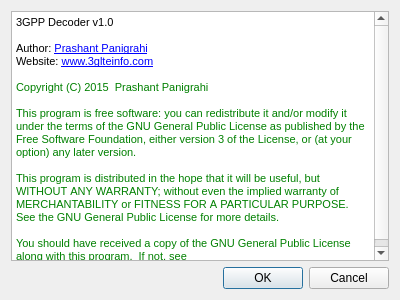
Old version of the form aboutdialog.ui in the repository peremen/3GPPDecoder.
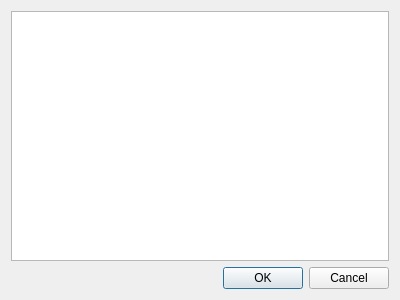
New version of the form.

Commit message: aboutdialog: update copyright, move to markdown

Patch:
```diff
--- a/aboutdialog.ui
+++ b/aboutdialog.ui
@@ -18,21 +18,13 @@
     <widget class="QTextBrowser" name="textBrowser">
      <property name="html">
       <string>&lt;!DOCTYPE HTML PUBLIC &quot;-//W3C//DTD HTML 4.0//EN&quot; &quot;http://www.w3.org/TR/REC-html40/strict.dtd&quot;&gt;
-&lt;html&gt;&lt;head&gt;&lt;meta name=&quot;qrichtext&quot; content=&quot;1&quot; /&gt;&lt;style type=&quot;text/css&quot;&gt;
+&lt;html&gt;&lt;head&gt;&lt;meta name=&quot;qrichtext&quot; content=&quot;1&quot; /&gt;&lt;meta charset=&quot;utf-8&quot; /&gt;&lt;style type=&quot;text/css&quot;&gt;
 p, li { white-space: pre-wrap; }
-&lt;/style&gt;&lt;/head&gt;&lt;body style=&quot; font-family:'Oxygen-Sans'; font-size:10pt; font-weight:400; font-style:normal;&quot;&gt;
-&lt;p style=&quot; margin-top:0px; margin-bottom:0px; margin-left:0px; margin-right:0px; -qt-block-indent:0; text-indent:0px;&quot;&gt;&lt;span style=&quot; font-family:'MS Shell Dlg 2'; font-size:8.25pt;&quot;&gt;3GPP Decoder v1.0&lt;/span&gt;&lt;/p&gt;
-&lt;p style=&quot;-qt-paragraph-type:empty; margin-top:0px; margin-bottom:0px; margin-left:0px; margin-right:0px; -qt-block-indent:0; text-indent:0px; font-family:'MS Shell Dlg 2'; font-size:8.25pt;&quot;&gt;&lt;br /&gt;&lt;/p&gt;
-&lt;p style=&quot; margin-top:0px; margin-bottom:0px; margin-left:0px; margin-right:0px; -qt-block-indent:0; text-indent:0px;&quot;&gt;&lt;span style=&quot; font-family:'MS Shell Dlg 2'; font-size:8.25pt;&quot;&gt;Author: &lt;/span&gt;&lt;a href=&quot;prashant@3glteinfo.com&quot;&gt;&lt;span style=&quot; font-family:'MS Shell Dlg 2'; font-size:8pt; text-decoration: underline; color:#0000ff;&quot;&gt;Prashant Panigrahi&lt;/span&gt;&lt;/a&gt;&lt;/p&gt;
-&lt;p style=&quot; margin-top:0px; margin-bottom:0px; margin-left:0px; margin-right:0px; -qt-block-indent:0; text-indent:0px;&quot;&gt;&lt;span style=&quot; font-family:'MS Shell Dlg 2'; font-size:8.25pt;&quot;&gt;Website: &lt;/span&gt;&lt;a href=&quot;http://www.3glteinfo.com/&quot;&gt;&lt;span style=&quot; font-family:'MS Shell Dlg 2'; font-size:8pt; text-decoration: underline; color:#0000ff;&quot;&gt;www.3glteinfo.com&lt;/span&gt;&lt;/a&gt;&lt;/p&gt;
-&lt;p style=&quot;-qt-paragraph-type:empty; margin-top:0px; margin-bottom:0px; margin-left:0px; margin-right:0px; -qt-block-indent:0; text-indent:0px; font-family:'MS Shell Dlg 2'; font-size:8pt; color:#008000;&quot;&gt;&lt;br /&gt;&lt;/p&gt;
-&lt;p style=&quot; margin-top:0px; margin-bottom:0px; margin-left:0px; margin-right:0px; -qt-block-indent:0; text-indent:0px;&quot;&gt;&lt;span style=&quot; font-family:'MS Shell Dlg 2'; font-size:8pt; color:#008000;&quot;&gt;Copyright&lt;/span&gt;&lt;span style=&quot; font-family:'MS Shell Dlg 2'; font-size:8pt; color:#c0c0c0;&quot;&gt; &lt;/span&gt;&lt;span style=&quot; font-family:'MS Shell Dlg 2'; font-size:8pt; color:#008000;&quot;&gt;(C)&lt;/span&gt;&lt;span style=&quot; font-family:'MS Shell Dlg 2'; font-size:8pt; color:#c0c0c0;&quot;&gt; &lt;/span&gt;&lt;span style=&quot; font-family:'MS Shell Dlg 2'; font-size:8pt; color:#008000;&quot;&gt;2015&lt;/span&gt;&lt;span style=&quot; font-family:'MS Shell Dlg 2'; font-size:8pt; color:#c0c0c0;&quot;&gt;  &lt;/span&gt;&lt;span style=&quot; font-family:'MS Shell Dlg 2'; font-size:8pt; color:#008000;&quot;&gt;Prashant&lt;/span&gt;&lt;span style=&quot; font-family:'MS Shell Dlg 2'; font-size:8pt; color:#c0c0c0;&quot;&gt; &lt;/span&gt;&lt;span style=&quot; font-family:'MS Shell Dlg 2'; font-size:8pt; color:#008000;&quot;&gt;Panigrahi&lt;/span&gt;&lt;/p&gt;
-&lt;p style=&quot;-qt-paragraph-type:empty; margin-top:0px; margin-bottom:0px; margin-left:0px; margin-right:0px; -qt-block-indent:0; text-indent:0px; font-family:'MS Shell Dlg 2'; font-size:8pt; color:#008000;&quot;&gt;&lt;br /&gt;&lt;/p&gt;
-&lt;p style=&quot; margin-top:0px; margin-bottom:0px; margin-left:0px; margin-right:0px; -qt-block-indent:0; text-indent:0px;&quot;&gt;&lt;span style=&quot; font-family:'Courier New,courier'; font-size:8pt; color:#008000;&quot;&gt;This&lt;/span&gt;&lt;span style=&quot; font-family:'Courier New,courier'; font-size:8pt; color:#c0c0c0;&quot;&gt; &lt;/span&gt;&lt;span style=&quot; font-family:'Courier New,courier'; font-size:8pt; color:#008000;&quot;&gt;program&lt;/span&gt;&lt;span style=&quot; font-family:'Courier New,courier'; font-size:8pt; color:#c0c0c0;&quot;&gt; &lt;/span&gt;&lt;span style=&quot; font-family:'Courier New,courier'; font-size:8pt; color:#008000;&quot;&gt;is&lt;/span&gt;&lt;span style=&quot; font-family:'Courier New,courier'; font-size:8pt; color:#c0c0c0;&quot;&gt; &lt;/span&gt;&lt;span style=&quot; font-family:'Courier New,courier'; font-size:8pt; color:#008000;&quot;&gt;free&lt;/span&gt;&lt;span style=&quot; font-family:'Courier New,courier'; font-size:8pt; color:#c0c0c0;&quot;&gt; &lt;/span&gt;&lt;span style=&quot; font-family:'Courier New,courier'; font-size:8pt; color:#008000;&quot;&gt;software:&lt;/span&gt;&lt;span style=&quot; font-family:'Courier New,courier'; font-size:8pt; color:#c0c0c0;&quot;&gt; &lt;/span&gt;&lt;span style=&quot; font-family:'Courier New,courier'; font-size:8pt; color:#008000;&quot;&gt;you&lt;/span&gt;&lt;span style=&quot; font-family:'Courier New,courier'; font-size:8pt; color:#c0c0c0;&quot;&gt; &lt;/span&gt;&lt;span style=&quot; font-family:'Courier New,courier'; font-size:8pt; color:#008000;&quot;&gt;can&lt;/span&gt;&lt;span style=&quot; font-family:'Courier New,courier'; font-size:8pt; color:#c0c0c0;&quot;&gt; &lt;/span&gt;&lt;span style=&quot; font-family:'Courier New,courier'; font-size:8pt; color:#008000;&quot;&gt;redistribute&lt;/span&gt;&lt;span style=&quot; font-family:'Courier New,courier'; font-size:8pt; color:#c0c0c0;&quot;&gt; &lt;/span&gt;&lt;span style=&quot; font-family:'Courier New,courier'; font-size:8pt; color:#008000;&quot;&gt;it&lt;/span&gt;&lt;span style=&quot; font-family:'Courier New,courier'; font-size:8pt; color:#c0c0c0;&quot;&gt; &lt;/span&gt;&lt;span style=&quot; font-family:'Courier New,courier'; font-size:8pt; color:#008000;&quot;&gt;and/or&lt;/span&gt;&lt;span style=&quot; font-family:'Courier New,courier'; font-size:8pt; color:#c0c0c0;&quot;&gt; &lt;/span&gt;&lt;span style=&quot; font-family:'Courier New,courier'; font-size:8pt; color:#008000;&quot;&gt;modify it&lt;/span&gt;&lt;span style=&quot; font-family:'Courier New,courier'; font-size:8pt; color:#c0c0c0;&quot;&gt; &lt;/span&gt;&lt;span style=&quot; font-family:'Courier New,courier'; font-size:8pt; color:#008000;&quot;&gt;under&lt;/span&gt;&lt;span style=&quot; font-family:'Courier New,courier'; font-size:8pt; color:#c0c0c0;&quot;&gt; &lt;/span&gt;&lt;span style=&quot; font-family:'Courier New,courier'; font-size:8pt; color:#008000;&quot;&gt;the&lt;/span&gt;&lt;span style=&quot; font-family:'Courier New,courier'; font-size:8pt; color:#c0c0c0;&quot;&gt; &lt;/span&gt;&lt;span style=&quot; font-family:'Courier New,courier'; font-size:8pt; color:#008000;&quot;&gt;terms&lt;/span&gt;&lt;span style=&quot; font-family:'Courier New,courier'; font-size:8pt; color:#c0c0c0;&quot;&gt; &lt;/span&gt;&lt;span style=&quot; font-family:'Courier New,courier'; font-size:8pt; color:#008000;&quot;&gt;of&lt;/span&gt;&lt;span style=&quot; font-family:'Courier New,courier'; font-size:8pt; color:#c0c0c0;&quot;&gt; &lt;/span&gt;&lt;span style=&quot; font-family:'Courier New,courier'; font-size:8pt; color:#008000;&quot;&gt;the&lt;/span&gt;&lt;span style=&quot; font-family:'Courier New,courier'; font-size:8pt; color:#c0c0c0;&quot;&gt; &lt;/span&gt;&lt;span style=&quot; font-family:'Courier New,courier'; font-size:8pt; color:#008000;&quot;&gt;GNU&lt;/span&gt;&lt;span style=&quot; font-family:'Courier New,courier'; font-size:8pt; color:#c0c0c0;&quot;&gt; &lt;/span&gt;&lt;span style=&quot; font-family:'Courier New,courier'; font-size:8pt; color:#008000;&quot;&gt;General&lt;/span&gt;&lt;span style=&quot; font-family:'Courier New,courier'; font-size:8pt; color:#c0c0c0;&quot;&gt; &lt;/span&gt;&lt;span style=&quot; font-family:'Courier New,courier'; font-size:8pt; color:#008000;&quot;&gt;Public&lt;/span&gt;&lt;span style=&quot; font-family:'Courier New,courier'; font-size:8pt; color:#c0c0c0;&quot;&gt; &lt;/span&gt;&lt;span style=&quot; font-family:'Courier New,courier'; font-size:8pt; color:#008000;&quot;&gt;License&lt;/span&gt;&lt;span style=&quot; font-family:'Courier New,courier'; font-size:8pt; color:#c0c0c0;&quot;&gt; &lt;/span&gt;&lt;span style=&quot; font-family:'Courier New,courier'; font-size:8pt; color:#008000;&quot;&gt;as&lt;/span&gt;&lt;span style=&quot; font-family:'Courier New,courier'; font-size:8pt; color:#c0c0c0;&quot;&gt; &lt;/span&gt;&lt;span style=&quot; font-family:'Courier New,courier'; font-size:8pt; color:#008000;&quot;&gt;published&lt;/span&gt;&lt;span style=&quot; font-family:'Courier New,courier'; font-size:8pt; color:#c0c0c0;&quot;&gt; &lt;/span&gt;&lt;span style=&quot; font-family:'Courier New,courier'; font-size:8pt; color:#008000;&quot;&gt;by&lt;/span&gt;&lt;span style=&quot; font-family:'Courier New,courier'; font-size:8pt; color:#c0c0c0;&quot;&gt; &lt;/span&gt;&lt;span style=&quot; font-family:'Courier New,courier'; font-size:8pt; color:#008000;&quot;&gt;the&lt;/span&gt;&lt;span style=&quot; font-family:'Courier New,courier'; font-size:8pt; color:#c0c0c0;&quot;&gt; &lt;/span&gt;&lt;span style=&quot; font-family:'Courier New,courier'; font-size:8pt; color:#008000;&quot;&gt;Free&lt;/span&gt;&lt;span style=&quot; font-family:'Courier New,courier'; font-size:8pt; color:#c0c0c0;&quot;&gt; &lt;/span&gt;&lt;span style=&quot; font-family:'Courier New,courier'; font-size:8pt; color:#008000;&quot;&gt;Software&lt;/span&gt;&lt;span style=&quot; font-family:'Courier New,courier'; font-size:8pt; color:#c0c0c0;&quot;&gt; &lt;/span&gt;&lt;span style=&quot; font-family:'Courier New,courier'; font-size:8pt; color:#008000;&quot;&gt;Foundation,&lt;/span&gt;&lt;span style=&quot; font-family:'Courier New,courier'; font-size:8pt; color:#c0c0c0;&quot;&gt; &lt;/span&gt;&lt;span style=&quot; font-family:'Courier New,courier'; font-size:8pt; color:#008000;&quot;&gt;either&lt;/span&gt;&lt;span style=&quot; font-family:'Courier New,courier'; font-size:8pt; color:#c0c0c0;&quot;&gt; &lt;/span&gt;&lt;span style=&quot; font-family:'Courier New,courier'; font-size:8pt; color:#008000;&quot;&gt;version&lt;/span&gt;&lt;span style=&quot; font-family:'Courier New,courier'; font-size:8pt; color:#c0c0c0;&quot;&gt; &lt;/span&gt;&lt;span style=&quot; font-family:'Courier New,courier'; font-size:8pt; color:#008000;&quot;&gt;3&lt;/span&gt;&lt;span style=&quot; font-family:'Courier New,courier'; font-size:8pt; color:#c0c0c0;&quot;&gt; &lt;/span&gt;&lt;span style=&quot; font-family:'Courier New,courier'; font-size:8pt; color:#008000;&quot;&gt;of&lt;/span&gt;&lt;span style=&quot; font-family:'Courier New,courier'; font-size:8pt; color:#c0c0c0;&quot;&gt; &lt;/span&gt;&lt;span style=&quot; font-family:'Courier New,courier'; font-size:8pt; color:#008000;&quot;&gt;the&lt;/span&gt;&lt;span style=&quot; font-family:'Courier New,courier'; font-size:8pt; color:#c0c0c0;&quot;&gt; &lt;/span&gt;&lt;span style=&quot; font-family:'Courier New,courier'; font-size:8pt; color:#008000;&quot;&gt;License,&lt;/span&gt;&lt;span style=&quot; font-family:'Courier New,courier'; font-size:8pt; color:#c0c0c0;&quot;&gt; &lt;/span&gt;&lt;span style=&quot; font-family:'Courier New,courier'; font-size:8pt; color:#008000;&quot;&gt;or (at&lt;/span&gt;&lt;span style=&quot; font-family:'Courier New,courier'; font-size:8pt; color:#c0c0c0;&quot;&gt; &lt;/span&gt;&lt;span style=&quot; font-family:'Courier New,courier'; font-size:8pt; color:#008000;&quot;&gt;your&lt;/span&gt;&lt;span style=&quot; font-family:'Courier New,courier'; font-size:8pt; color:#c0c0c0;&quot;&gt; &lt;/span&gt;&lt;span style=&quot; font-family:'Courier New,courier'; font-size:8pt; color:#008000;&quot;&gt;option)&lt;/span&gt;&lt;span style=&quot; font-family:'Courier New,courier'; font-size:8pt; color:#c0c0c0;&quot;&gt; &lt;/span&gt;&lt;span style=&quot; font-family:'Courier New,courier'; font-size:8pt; color:#008000;&quot;&gt;any&lt;/span&gt;&lt;span style=&quot; font-family:'Courier New,courier'; font-size:8pt; color:#c0c0c0;&quot;&gt; &lt;/span&gt;&lt;span style=&quot; font-family:'Courier New,courier'; font-size:8pt; color:#008000;&quot;&gt;later&lt;/span&gt;&lt;span style=&quot; font-family:'Courier New,courier'; font-size:8pt; color:#c0c0c0;&quot;&gt; &lt;/span&gt;&lt;span style=&quot; font-family:'Courier New,courier'; font-size:8pt; color:#008000;&quot;&gt;version.&lt;/span&gt;&lt;/p&gt;
-&lt;p style=&quot; margin-top:0px; margin-bottom:0px; margin-left:0px; margin-right:0px; -qt-block-indent:0; text-indent:0px;&quot;&gt;&lt;span style=&quot; font-family:'Courier New,courier'; font-size:8pt; color:#c0c0c0;&quot;&gt; &lt;/span&gt;&lt;/p&gt;
-&lt;p style=&quot; margin-top:0px; margin-bottom:0px; margin-left:0px; margin-right:0px; -qt-block-indent:0; text-indent:0px;&quot;&gt;&lt;span style=&quot; font-family:'Courier New,courier'; font-size:8pt; color:#008000;&quot;&gt;This&lt;/span&gt;&lt;span style=&quot; font-family:'Courier New,courier'; font-size:8pt; color:#c0c0c0;&quot;&gt; &lt;/span&gt;&lt;span style=&quot; font-family:'Courier New,courier'; font-size:8pt; color:#008000;&quot;&gt;program&lt;/span&gt;&lt;span style=&quot; font-family:'Courier New,courier'; font-size:8pt; color:#c0c0c0;&quot;&gt; &lt;/span&gt;&lt;span style=&quot; font-family:'Courier New,courier'; font-size:8pt; color:#008000;&quot;&gt;is&lt;/span&gt;&lt;span style=&quot; font-family:'Courier New,courier'; font-size:8pt; color:#c0c0c0;&quot;&gt; &lt;/span&gt;&lt;span style=&quot; font-family:'Courier New,courier'; font-size:8pt; color:#008000;&quot;&gt;distributed&lt;/span&gt;&lt;span style=&quot; font-family:'Courier New,courier'; font-size:8pt; color:#c0c0c0;&quot;&gt; &lt;/span&gt;&lt;span style=&quot; font-family:'Courier New,courier'; font-size:8pt; color:#008000;&quot;&gt;in&lt;/span&gt;&lt;span style=&quot; font-family:'Courier New,courier'; font-size:8pt; color:#c0c0c0;&quot;&gt; &lt;/span&gt;&lt;span style=&quot; font-family:'Courier New,courier'; font-size:8pt; color:#008000;&quot;&gt;the&lt;/span&gt;&lt;span style=&quot; font-family:'Courier New,courier'; font-size:8pt; color:#c0c0c0;&quot;&gt; &lt;/span&gt;&lt;span style=&quot; font-family:'Courier New,courier'; font-size:8pt; color:#008000;&quot;&gt;hope&lt;/span&gt;&lt;span style=&quot; font-family:'Courier New,courier'; font-size:8pt; color:#c0c0c0;&quot;&gt; &lt;/span&gt;&lt;span style=&quot; font-family:'Courier New,courier'; font-size:8pt; color:#008000;&quot;&gt;that&lt;/span&gt;&lt;span style=&quot; font-family:'Courier New,courier'; font-size:8pt; color:#c0c0c0;&quot;&gt; &lt;/span&gt;&lt;span style=&quot; font-family:'Courier New,courier'; font-size:8pt; color:#008000;&quot;&gt;it&lt;/span&gt;&lt;span style=&quot; font-family:'Courier New,courier'; font-size:8pt; color:#c0c0c0;&quot;&gt; &lt;/span&gt;&lt;span style=&quot; font-family:'Courier New,courier'; font-size:8pt; color:#008000;&quot;&gt;will&lt;/span&gt;&lt;span style=&quot; font-family:'Courier New,courier'; font-size:8pt; color:#c0c0c0;&quot;&gt; &lt;/span&gt;&lt;span style=&quot; font-family:'Courier New,courier'; font-size:8pt; color:#008000;&quot;&gt;be&lt;/span&gt;&lt;span style=&quot; font-family:'Courier New,courier'; font-size:8pt; color:#c0c0c0;&quot;&gt; &lt;/span&gt;&lt;span style=&quot; font-family:'Courier New,courier'; font-size:8pt; color:#008000;&quot;&gt;useful, but&lt;/span&gt;&lt;span style=&quot; font-family:'Courier New,courier'; font-size:8pt; color:#c0c0c0;&quot;&gt; &lt;/span&gt;&lt;span style=&quot; font-family:'Courier New,courier'; font-size:8pt; color:#008000;&quot;&gt;WITHOUT&lt;/span&gt;&lt;span style=&quot; font-family:'Courier New,courier'; font-size:8pt; color:#c0c0c0;&quot;&gt; &lt;/span&gt;&lt;span style=&quot; font-family:'Courier New,courier'; font-size:8pt; color:#008000;&quot;&gt;ANY&lt;/span&gt;&lt;span style=&quot; font-family:'Courier New,courier'; font-size:8pt; color:#c0c0c0;&quot;&gt; &lt;/span&gt;&lt;span style=&quot; font-family:'Courier New,courier'; font-size:8pt; color:#008000;&quot;&gt;WARRANTY;&lt;/span&gt;&lt;span style=&quot; font-family:'Courier New,courier'; font-size:8pt; color:#c0c0c0;&quot;&gt; &lt;/span&gt;&lt;span style=&quot; font-family:'Courier New,courier'; font-size:8pt; color:#008000;&quot;&gt;without&lt;/span&gt;&lt;span style=&quot; font-family:'Courier New,courier'; font-size:8pt; color:#c0c0c0;&quot;&gt; &lt;/span&gt;&lt;span style=&quot; font-family:'Courier New,courier'; font-size:8pt; color:#008000;&quot;&gt;even&lt;/span&gt;&lt;span style=&quot; font-family:'Courier New,courier'; font-size:8pt; color:#c0c0c0;&quot;&gt; &lt;/span&gt;&lt;span style=&quot; font-family:'Courier New,courier'; font-size:8pt; color:#008000;&quot;&gt;the&lt;/span&gt;&lt;span style=&quot; font-family:'Courier New,courier'; font-size:8pt; color:#c0c0c0;&quot;&gt; &lt;/span&gt;&lt;span style=&quot; font-family:'Courier New,courier'; font-size:8pt; color:#008000;&quot;&gt;implied&lt;/span&gt;&lt;span style=&quot; font-family:'Courier New,courier'; font-size:8pt; color:#c0c0c0;&quot;&gt; &lt;/span&gt;&lt;span style=&quot; font-family:'Courier New,courier'; font-size:8pt; color:#008000;&quot;&gt;warranty&lt;/span&gt;&lt;span style=&quot; font-family:'Courier New,courier'; font-size:8pt; color:#c0c0c0;&quot;&gt; &lt;/span&gt;&lt;span style=&quot; font-family:'Courier New,courier'; font-size:8pt; color:#008000;&quot;&gt;of MERCHANTABILITY&lt;/span&gt;&lt;span style=&quot; font-family:'Courier New,courier'; font-size:8pt; color:#c0c0c0;&quot;&gt; &lt;/span&gt;&lt;span style=&quot; font-family:'Courier New,courier'; font-size:8pt; color:#008000;&quot;&gt;or&lt;/span&gt;&lt;span style=&quot; font-family:'Courier New,courier'; font-size:8pt; color:#c0c0c0;&quot;&gt; &lt;/span&gt;&lt;span style=&quot; font-family:'Courier New,courier'; font-size:8pt; color:#008000;&quot;&gt;FITNESS&lt;/span&gt;&lt;span style=&quot; font-family:'Courier New,courier'; font-size:8pt; color:#c0c0c0;&quot;&gt; &lt;/span&gt;&lt;span style=&quot; font-family:'Courier New,courier'; font-size:8pt; color:#008000;&quot;&gt;FOR&lt;/span&gt;&lt;span style=&quot; font-family:'Courier New,courier'; font-size:8pt; color:#c0c0c0;&quot;&gt; &lt;/span&gt;&lt;span style=&quot; font-family:'Courier New,courier'; font-size:8pt; color:#008000;&quot;&gt;A&lt;/span&gt;&lt;span style=&quot; font-family:'Courier New,courier'; font-size:8pt; color:#c0c0c0;&quot;&gt; &lt;/span&gt;&lt;span style=&quot; font-family:'Courier New,courier'; font-size:8pt; color:#008000;&quot;&gt;PARTICULAR&lt;/span&gt;&lt;span style=&quot; font-family:'Courier New,courier'; font-size:8pt; color:#c0c0c0;&quot;&gt; &lt;/span&gt;&lt;span style=&quot; font-family:'Courier New,courier'; font-size:8pt; color:#008000;&quot;&gt;PURPOSE.&lt;/span&gt;&lt;span style=&quot; font-family:'Courier New,courier'; font-size:8pt; color:#c0c0c0;&quot;&gt;  &lt;/span&gt;&lt;span style=&quot; font-family:'Courier New,courier'; font-size:8pt; color:#008000;&quot;&gt;See&lt;/span&gt;&lt;span style=&quot; font-family:'Courier New,courier'; font-size:8pt; color:#c0c0c0;&quot;&gt; &lt;/span&gt;&lt;span style=&quot; font-family:'Courier New,courier'; font-size:8pt; color:#008000;&quot;&gt;the GNU&lt;/span&gt;&lt;span style=&quot; font-family:'Courier New,courier'; font-size:8pt; color:#c0c0c0;&quot;&gt; &lt;/span&gt;&lt;span style=&quot; font-family:'Courier New,courier'; font-size:8pt; color:#008000;&quot;&gt;General&lt;/span&gt;&lt;span style=&quot; font-family:'Courier New,courier'; font-size:8pt; color:#c0c0c0;&quot;&gt; &lt;/span&gt;&lt;span style=&quot; font-family:'Courier New,courier'; font-size:8pt; color:#008000;&quot;&gt;Public&lt;/span&gt;&lt;span style=&quot; font-family:'Courier New,courier'; font-size:8pt; color:#c0c0c0;&quot;&gt; &lt;/span&gt;&lt;span style=&quot; font-family:'Courier New,courier'; font-size:8pt; color:#008000;&quot;&gt;License&lt;/span&gt;&lt;span style=&quot; font-family:'Courier New,courier'; font-size:8pt; color:#c0c0c0;&quot;&gt; &lt;/span&gt;&lt;span style=&quot; font-family:'Courier New,courier'; font-size:8pt; color:#008000;&quot;&gt;for&lt;/span&gt;&lt;span style=&quot; font-family:'Courier New,courier'; font-size:8pt; color:#c0c0c0;&quot;&gt; &lt;/span&gt;&lt;span style=&quot; font-family:'Courier New,courier'; font-size:8pt; color:#008000;&quot;&gt;more&lt;/span&gt;&lt;span style=&quot; font-family:'Courier New,courier'; font-size:8pt; color:#c0c0c0;&quot;&gt; &lt;/span&gt;&lt;span style=&quot; font-family:'Courier New,courier'; font-size:8pt; color:#008000;&quot;&gt;details.&lt;/span&gt;&lt;/p&gt;
-&lt;p style=&quot; margin-top:0px; margin-bottom:0px; margin-left:0px; margin-right:0px; -qt-block-indent:0; text-indent:0px;&quot;&gt;&lt;span style=&quot; font-family:'Courier New,courier'; font-size:8pt; color:#c0c0c0;&quot;&gt; &lt;/span&gt;&lt;/p&gt;
-&lt;p style=&quot; margin-top:0px; margin-bottom:0px; margin-left:0px; margin-right:0px; -qt-block-indent:0; text-indent:0px;&quot;&gt;&lt;span style=&quot; font-family:'Courier New,courier'; font-size:8pt; color:#008000;&quot;&gt;You&lt;/span&gt;&lt;span style=&quot; font-family:'Courier New,courier'; font-size:8pt; color:#c0c0c0;&quot;&gt; &lt;/span&gt;&lt;span style=&quot; font-family:'Courier New,courier'; font-size:8pt; color:#008000;&quot;&gt;should&lt;/span&gt;&lt;span style=&quot; font-family:'Courier New,courier'; font-size:8pt; color:#c0c0c0;&quot;&gt; &lt;/span&gt;&lt;span style=&quot; font-family:'Courier New,courier'; font-size:8pt; color:#008000;&quot;&gt;have&lt;/span&gt;&lt;span style=&quot; font-family:'Courier New,courier'; font-size:8pt; color:#c0c0c0;&quot;&gt; &lt;/span&gt;&lt;span style=&quot; font-family:'Courier New,courier'; font-size:8pt; color:#008000;&quot;&gt;received&lt;/span&gt;&lt;span style=&quot; font-family:'Courier New,courier'; font-size:8pt; color:#c0c0c0;&quot;&gt; &lt;/span&gt;&lt;span style=&quot; font-family:'Courier New,courier'; font-size:8pt; color:#008000;&quot;&gt;a&lt;/span&gt;&lt;span style=&quot; font-family:'Courier New,courier'; font-size:8pt; color:#c0c0c0;&quot;&gt; &lt;/span&gt;&lt;span style=&quot; font-family:'Courier New,courier'; font-size:8pt; color:#008000;&quot;&gt;copy&lt;/span&gt;&lt;span style=&quot; font-family:'Courier New,courier'; font-size:8pt; color:#c0c0c0;&quot;&gt; &lt;/span&gt;&lt;span style=&quot; font-family:'Courier New,courier'; font-size:8pt; color:#008000;&quot;&gt;of&lt;/span&gt;&lt;span style=&quot; font-family:'Courier New,courier'; font-size:8pt; color:#c0c0c0;&quot;&gt; &lt;/span&gt;&lt;span style=&quot; font-family:'Courier New,courier'; font-size:8pt; color:#008000;&quot;&gt;the&lt;/span&gt;&lt;span style=&quot; font-family:'Courier New,courier'; font-size:8pt; color:#c0c0c0;&quot;&gt; &lt;/span&gt;&lt;span style=&quot; font-family:'Courier New,courier'; font-size:8pt; color:#008000;&quot;&gt;GNU&lt;/span&gt;&lt;span style=&quot; font-family:'Courier New,courier'; font-size:8pt; color:#c0c0c0;&quot;&gt; &lt;/span&gt;&lt;span style=&quot; font-family:'Courier New,courier'; font-size:8pt; color:#008000;&quot;&gt;General&lt;/span&gt;&lt;span style=&quot; font-family:'Courier New,courier'; font-size:8pt; color:#c0c0c0;&quot;&gt; &lt;/span&gt;&lt;span style=&quot; font-family:'Courier New,courier'; font-size:8pt; color:#008000;&quot;&gt;Public&lt;/span&gt;&lt;span style=&quot; font-family:'Courier New,courier'; font-size:8pt; color:#c0c0c0;&quot;&gt; &lt;/span&gt;&lt;span style=&quot; font-family:'Courier New,courier'; font-size:8pt; color:#008000;&quot;&gt;License along&lt;/span&gt;&lt;span style=&quot; font-family:'Courier New,courier'; font-size:8pt; color:#c0c0c0;&quot;&gt; &lt;/span&gt;&lt;span style=&quot; font-family:'Courier New,courier'; font-size:8pt; color:#008000;&quot;&gt;with&lt;/span&gt;&lt;span style=&quot; font-family:'Courier New,courier'; font-size:8pt; color:#c0c0c0;&quot;&gt; &lt;/span&gt;&lt;span style=&quot; font-family:'Courier New,courier'; font-size:8pt; color:#008000;&quot;&gt;this&lt;/span&gt;&lt;span style=&quot; font-family:'Courier New,courier'; font-size:8pt; color:#c0c0c0;&quot;&gt; &lt;/span&gt;&lt;span style=&quot; font-family:'Courier New,courier'; font-size:8pt; color:#008000;&quot;&gt;program.&lt;/span&gt;&lt;span style=&quot; font-family:'Courier New,courier'; font-size:8pt; color:#c0c0c0;&quot;&gt;  &lt;/span&gt;&lt;span style=&quot; font-family:'Courier New,courier'; font-size:8pt; color:#008000;&quot;&gt;If&lt;/span&gt;&lt;span style=&quot; font-family:'Courier New,courier'; font-size:8pt; color:#c0c0c0;&quot;&gt; &lt;/span&gt;&lt;span style=&quot; font-family:'Courier New,courier'; font-size:8pt; color:#008000;&quot;&gt;not,&lt;/span&gt;&lt;span style=&quot; font-family:'Courier New,courier'; font-size:8pt; color:#c0c0c0;&quot;&gt; &lt;/span&gt;&lt;span style=&quot; font-family:'Courier New,courier'; font-size:8pt; color:#008000;&quot;&gt;see&lt;/span&gt;&lt;span style=&quot; font-family:'Courier New,courier'; font-size:8pt; color:#c0c0c0;&quot;&gt; &lt;/span&gt;&lt;span style=&quot; font-family:'Courier New,courier'; font-size:8pt; color:#008000;&quot;&gt;&amp;lt;http://www.gnu.org/licenses/&amp;gt;&lt;/span&gt;&lt;/p&gt;&lt;/body&gt;&lt;/html&gt;</string>
+hr { height: 1px; border-width: 0; }
+li.unchecked::marker { content: &quot;\2610&quot;; }
+li.checked::marker { content: &quot;\2612&quot;; }
+&lt;/style&gt;&lt;/head&gt;&lt;body style=&quot; font-family:'Noto Sans'; font-size:11pt; font-weight:400; font-style:normal;&quot;&gt;
+&lt;p style=&quot;-qt-paragraph-type:empty; margin-top:0px; margin-bottom:0px; margin-left:0px; margin-right:0px; -qt-block-indent:0; text-indent:0px;&quot;&gt;&lt;br /&gt;&lt;/p&gt;&lt;/body&gt;&lt;/html&gt;</string>
      </property>
     </widget>
    </item>
```
Left out of the diff: 4 changed lines with no effect on the pictures. The commit also changes 1 other file.
